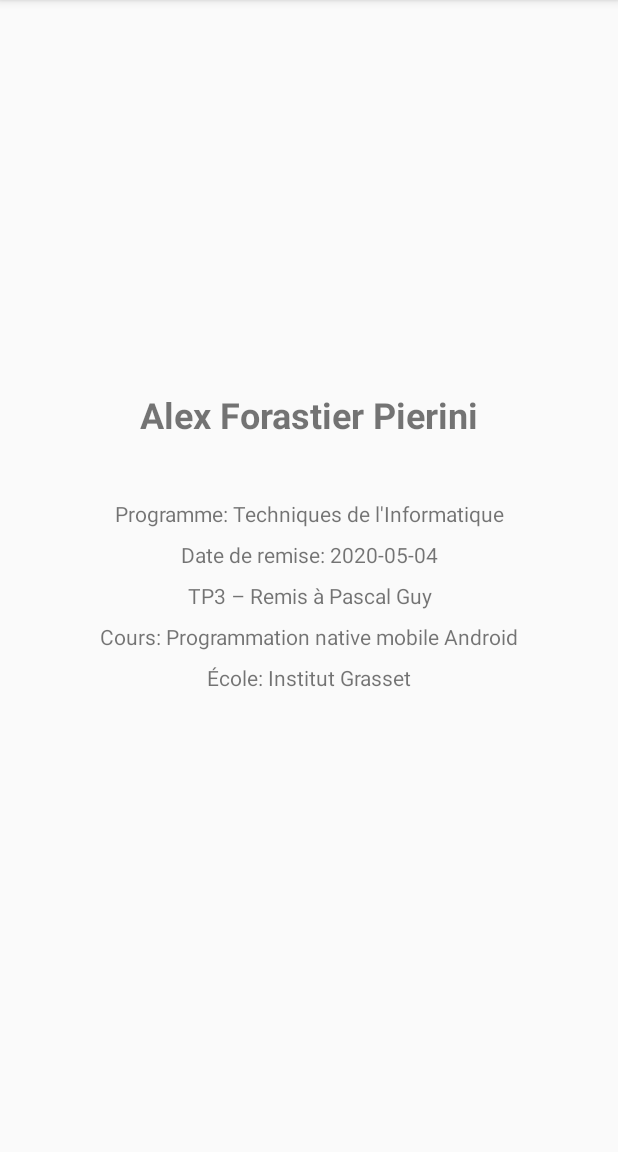
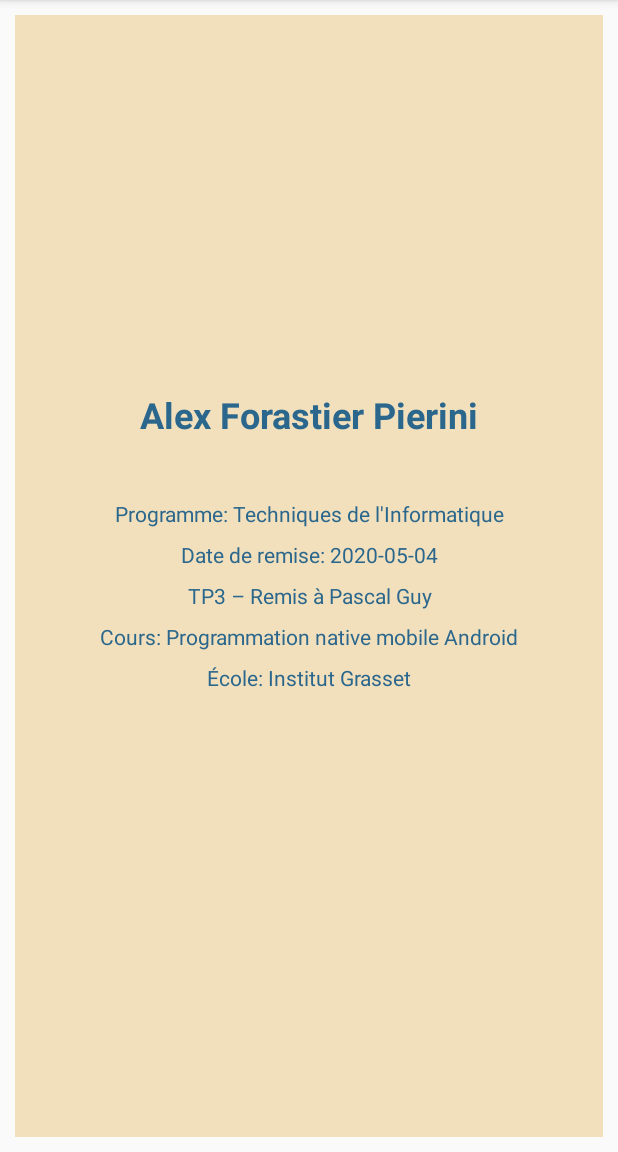
Before and after one commit to lexpierini/Calculatrice_Andriod, an Android app: the screen it shows after launch (MainActivity), on a phone screen of 412 x 824 dp, the part 84-1236 px from its top. Run offline under Robolectric (Android 15) with nearby library versions, the phone set to English and light mode, and no system bars.

Commit message:
Définition du modèle de couleurs du projet.

```diff
--- a/app/src/main/res/layout/activity_calculatrice.xml
+++ b/app/src/main/res/layout/activity_calculatrice.xml
@@ -1,9 +1,10 @@
 <?xml version="1.0" encoding="utf-8"?>
-<androidx.constraintlayout.widget.ConstraintLayout xmlns:android="http://schemas.android.com/apk/res/android"
+<LinearLayout xmlns:android="http://schemas.android.com/apk/res/android"
     xmlns:app="http://schemas.android.com/apk/res-auto"
     xmlns:tools="http://schemas.android.com/tools"
     android:layout_width="match_parent"
     android:layout_height="match_parent"
+    android:layout_margin="10dip"
     tools:context=".CalculatriceActivity">
 
-</androidx.constraintlayout.widget.ConstraintLayout>
+</LinearLayout>
--- a/app/src/main/res/layout/activity_main.xml
+++ b/app/src/main/res/layout/activity_main.xml
@@ -5,6 +5,7 @@
     android:layout_width="match_parent"
     android:layout_height="match_parent"
     android:layout_margin="10dip"
+    android:background="@color/GreatWave4"
     android:orientation="vertical"
     tools:context=".MainActivity">
 
@@ -16,6 +17,7 @@
         android:layout_marginBottom="32dip"
         android:gravity="center_horizontal|center_vertical"
         android:text="@string/Programmeur"
+        android:textColor="@color/GreatWave2"
         android:textSize="24sp"
         android:textStyle="bold" />
 
@@ -25,7 +27,8 @@
         android:layout_height="wrap_content"
         android:layout_marginTop="8dip"
         android:gravity="center_horizontal|center_vertical"
-        android:text="@string/Programme" />
+        android:text="@string/Programme"
+        android:textColor="@color/GreatWave2" />
 
     <TextView
         android:id="@+id/textView6"
@@ -33,7 +36,8 @@
         android:layout_height="wrap_content"
         android:layout_marginTop="8dip"
         android:gravity="center_horizontal|center_vertical"
-        android:text="@string/Remis" />
+        android:text="@string/Remis"
+        android:textColor="@color/GreatWave2" />
 
     <TextView
         android:id="@+id/textView5"
@@ -41,7 +45,8 @@
         android:layout_height="wrap_content"
         android:layout_marginTop="8dip"
         android:gravity="center_horizontal|center_vertical"
-        android:text="@string/TP_Professor" />
+        android:text="@string/TP_Professor"
+        android:textColor="@color/GreatWave2" />
 
     <TextView
         android:id="@+id/textView4"
@@ -49,7 +54,8 @@
         android:layout_height="wrap_content"
         android:layout_marginTop="8dip"
         android:gravity="center_horizontal|center_vertical"
-        android:text="@string/Cours" />
+        android:text="@string/Cours"
+        android:textColor="@color/GreatWave2" />
 
     <TextView
         android:id="@+id/textView2"
@@ -57,6 +63,7 @@
         android:layout_height="wrap_content"
         android:layout_marginTop="8dip"
         android:gravity="center_horizontal|center_vertical"
-        android:text="@string/Ecole" />
+        android:text="@string/Ecole"
+        android:textColor="@color/GreatWave2" />
 
 </LinearLayout>
--- a/app/src/main/res/values/colors.xml
+++ b/app/src/main/res/values/colors.xml
@@ -3,4 +3,9 @@
     <color name="colorPrimary">#6200EE</color>
     <color name="colorPrimaryDark">#3700B3</color>
     <color name="colorAccent">#03DAC5</color>
+    <color name="GreatWave3">#F2E8D5</color>
+    <color name="GreatWave5">#F2B29B</color>
+    <color name="GreatWave4">#F2E0BD</color>
+    <color name="GreatWave2">#2B678C</color>
+    <color name="GreatWave1">#1E3E59</color>
 </resources>
```
